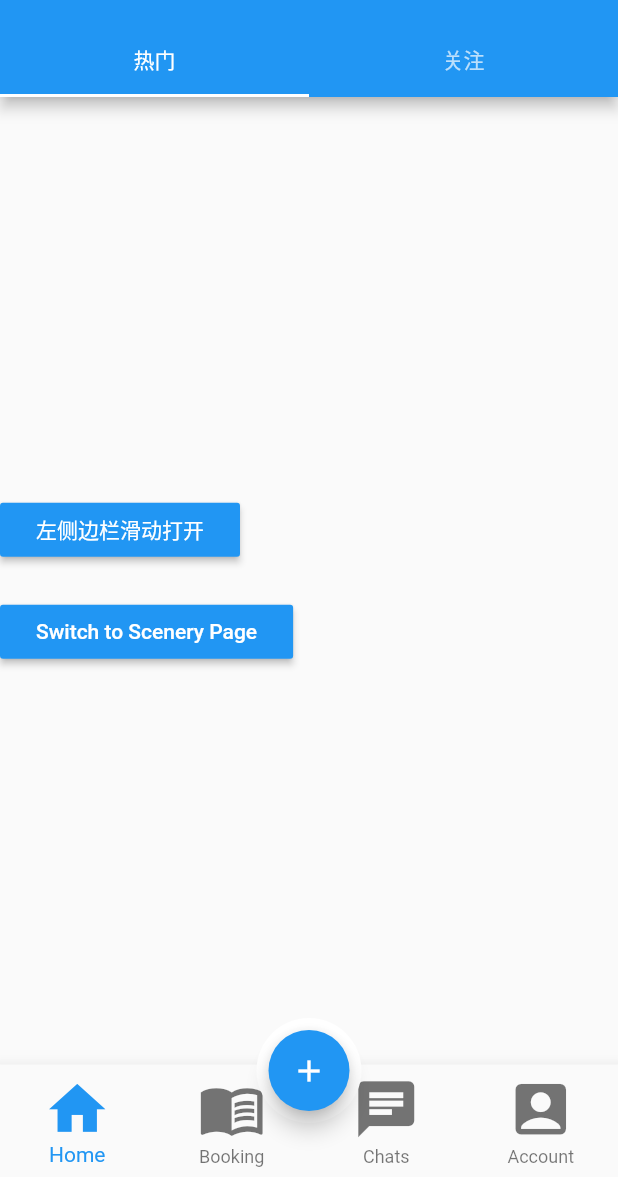
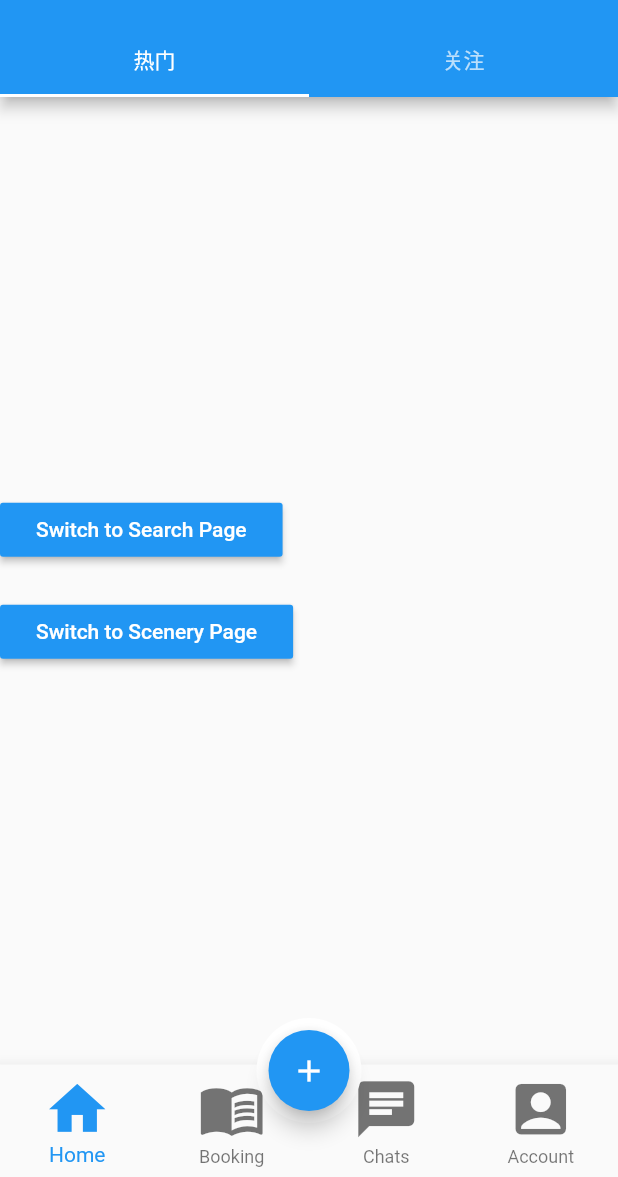
Before and after one commit to cuteJaven/tour_app, a Flutter app: the screen it shows after launch, on a phone screen of 412 x 824 dp, the part 59-1236 px from its top. Run offline on Flutter 3.47's test engine with Material 2 defaults, Android fonts, the light colour scheme and no system bars.

Commit message:
文件夹层级重构

```diff
--- a/lib/pages/tabs/Booking.dart
+++ b/lib/pages/tabs/Booking.dart
@@ -1,5 +1,5 @@
 import 'package:flutter/material.dart';
-import '../Form.dart';
+import '../Booking/Form.dart';
 
 class BookingPage extends StatelessWidget {
   @override
--- a/lib/pages/tabs/Home.dart
+++ b/lib/pages/tabs/Home.dart
@@ -1,6 +1,6 @@
 import 'package:flutter/material.dart';
 
-import '../Drawer.dart';
+import '../Home/Drawer.dart';
 
 class HomePage extends StatelessWidget {
   @override
@@ -44,9 +44,9 @@ class _BodyState extends State<Body> {
       mainAxisAlignment: MainAxisAlignment.center,
       children: [
         RaisedButton(
-          child: Text('左侧边栏滑动打开'),
+          child: Text('Switch to Search Page'),
           onPressed: () {
-            //Navigator.pushNamed(context, '/search', arguments: {'id': 123});
+            Navigator.pushNamed(context, '/search');
           },
           color: Theme.of(context).accentColor,
           textTheme: ButtonTextTheme.primary,
--- a/lib/routes/Routes.dart
+++ b/lib/routes/Routes.dart
@@ -1,27 +1,25 @@
 import 'package:flutter/material.dart';
-import 'package:helloFlutter/pages/Scenery/Scenery.dart';
-import 'package:helloFlutter/pages/Scenery/scenery1.dart';
-import 'package:helloFlutter/pages/Scenery/scenery2.dart';
+import 'package:helloFlutter/pages/Account/user/Login.dart';
+import 'package:helloFlutter/pages/Account/user/RegisterFirst.dart';
+import 'package:helloFlutter/pages/Account/user/RegisterSecond.dart';
+import 'package:helloFlutter/pages/Booking/Form.dart';
+import 'package:helloFlutter/pages/Home/Scenery/Scenery.dart';
+import 'package:helloFlutter/pages/Home/Scenery/scenery1.dart';
+import 'package:helloFlutter/pages/Home/Scenery/scenery2.dart';
+import 'package:helloFlutter/pages/Home/Search.dart';
 import 'package:helloFlutter/pages/Tabs.dart';
-import 'package:helloFlutter/pages/Form.dart';
-import 'package:helloFlutter/pages/Search.dart';
-import 'package:helloFlutter/user/Login.dart';
-import 'package:helloFlutter/user/RegisterFirst.dart';
-import 'package:helloFlutter/user/RegisterSecond.dart';
+
 
 final routes = {
   '/': (context) => Tabs(),
   '/form': (context) => FormPage(),
-  '/search': (context, {arguments}) => SearchPage(arguments: arguments),
+  '/search': (context) => SearchPage(),
   '/product': (context) => SceneryPage(),
   '/scenery1': (context) => Scenery1Page(),
   '/scenery2': (context) => Scenery2Page(),
-  '/login':(context)=>LoginPage(),
-  '/register1':(context)=>RegisterFirstPage(),
-  '/register2':(context)=>RegisterSecondPage(),
-
-
-
+  '/login': (context) => LoginPage(),
+  '/register1': (context) => RegisterFirstPage(),
+  '/register2': (context) => RegisterSecondPage(),
 };
 
 Function onGenerateRoute = (settings) {
```
Also changed, not shown: lib/pages/Account/user/Login.dart (renamed from lib/user/Login.dart), lib/pages/Account/user/RegisterFirst.dart (renamed from lib/user/RegisterFirst.dart), lib/pages/Account/user/RegisterSecond.dart (renamed from lib/user/RegisterSecond.dart), lib/pages/Booking/Form.dart (renamed from lib/pages/Form.dart), lib/pages/Home/Drawer.dart (renamed from lib/pages/Drawer.dart), lib/pages/Home/Scenery/Scenery.dart (renamed from lib/pages/Scenery/Scenery.dart), lib/pages/Home/Scenery/scenery1.dart (renamed from lib/pages/Scenery/scenery1.dart), lib/pages/Home/Scenery/scenery2.dart (renamed from lib/pages/Scenery/scenery2.dart), lib/pages/Home/Search.dart (renamed from lib/pages/Search.dart).
